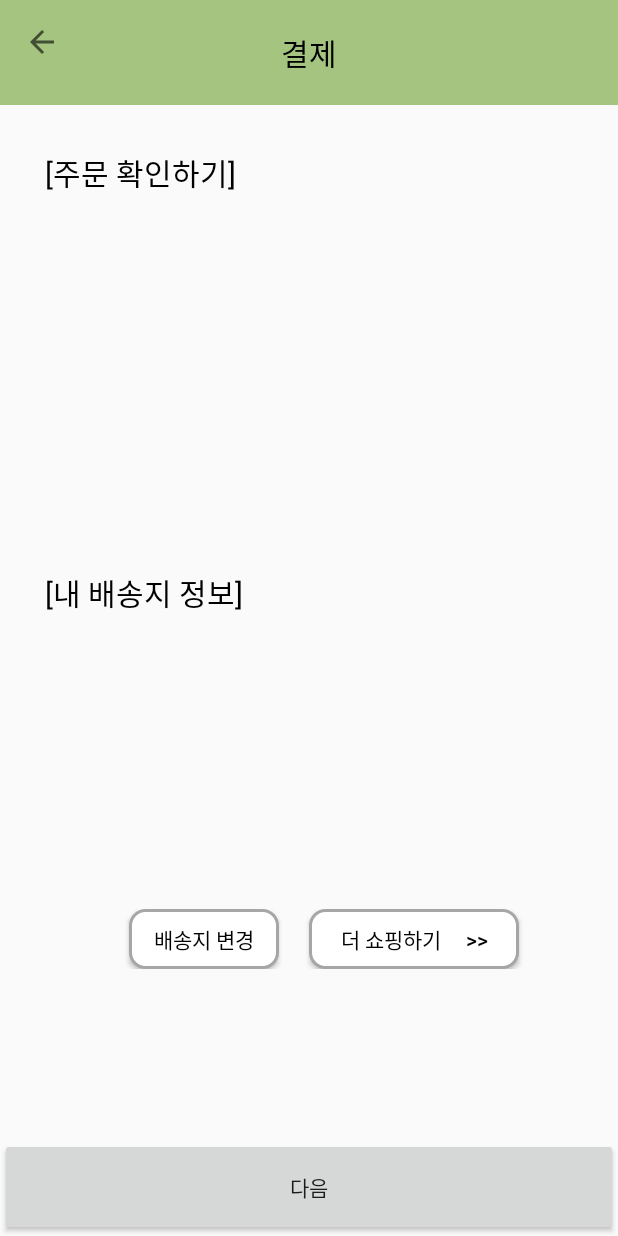
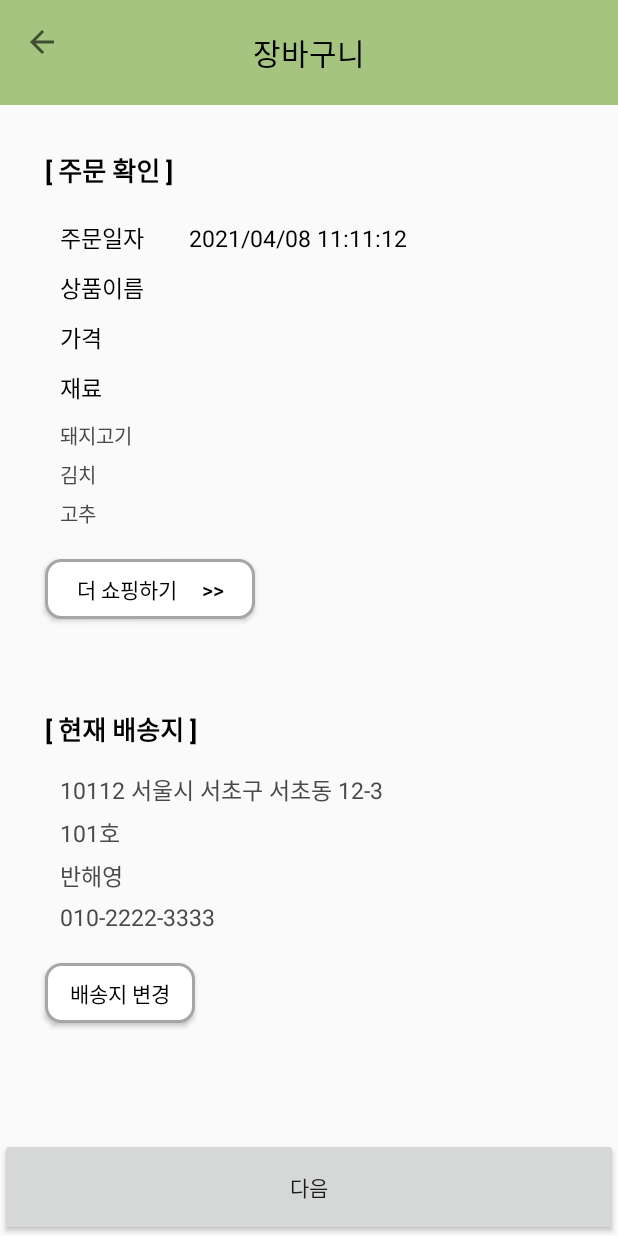
Before and after one commit to seungkloveit/Banhada, an Android app: the Payment screen opened directly, with no data from a screen before it, on a phone screen of 412 x 824 dp. Run offline under Robolectric (Android 15) with nearby library versions, the phone set to English and light mode, and no system bars; 2 statements that could not run were skipped.

Commit message:
소비자앱 레이아웃 수정_최종(2)

```diff
--- a/Banhada/app/src/main/java/com/banhada/payment/Payment.java
+++ b/Banhada/app/src/main/java/com/banhada/payment/Payment.java
@@ -18,7 +18,7 @@ import com.example.banhada.R;
 
 public class Payment extends AppCompatActivity {
 
-    TextView textView2, textView8, textView10;
+    TextView textView2, textView8, textView10, basket_name2, basket_price2;
     Button payment_btn, moreshopping_btn, change_shipping;
 
     @Override
@@ -44,10 +44,15 @@ public class Payment extends AppCompatActivity {
         payment_btn = findViewById(R.id.payment_btn);
         moreshopping_btn = findViewById(R.id.moreshopping_btn);
         change_shipping = findViewById(R.id.change_shipping);
+        basket_name2 = findViewById(R.id.basket_name2);
+        basket_price2 = findViewById(R.id.basket_price2);
 
         //결제금액 받아오기
-        Bundle extras=getIntent().getExtras();
-        final String total_price=extras.getString("total_price");
+        Bundle extras = getIntent().getExtras();
+        final String total_price = extras.getString("total_price");
+        final String kit_name = extras.getString("kit_name");
+        basket_name2.setText(kit_name);
+        basket_price2.setText(total_price);
 
         payment_btn.setOnClickListener(new View.OnClickListener() {
             @Override
@@ -73,9 +78,6 @@ public class Payment extends AppCompatActivity {
         });
 
 
-
-
-
     }
 
     public boolean onOptionsItemSelected(MenuItem item) {
--- a/Banhada/app/src/main/java/com/banhada/product/Food.java
+++ b/Banhada/app/src/main/java/com/banhada/product/Food.java
@@ -188,6 +188,7 @@ public class Food extends AppCompatActivity {
             public void onClick(View view) {
                 Intent intent1=new Intent(getApplicationContext(), Payment.class);
                 intent1.putExtra("total_price", tv_price_total2.getText());//받은 값 Payment.java로 보냄
+                intent1.putExtra("kit_name", tv_kit_name_activity_food.getText());//상품이름 Payment.java로 보냄
                 startActivity(intent1);
                 Toast.makeText(getApplicationContext(), "상품을 장바구니에 담았습니다.", Toast.LENGTH_SHORT).show();
             }
--- a/Banhada/app/src/main/res/layout/activity_payment.xml
+++ b/Banhada/app/src/main/res/layout/activity_payment.xml
@@ -23,7 +23,7 @@
                 android:layout_width="wrap_content"
                 android:layout_height="wrap_content"
                 android:layout_gravity="center"
-                android:text="결제"
+                android:text="장바구니"
                 android:textColor="#000000"
                 android:textSize="20dp" />
         </androidx.appcompat.widget.Toolbar>
@@ -92,56 +92,208 @@
             android:layout_height="wrap_content"
             android:layout_marginLeft="30dp"
             android:layout_marginTop="30dp"
-            android:text="[주문 확인하기]"
+            android:text="[ 주문 확인 ]"
             android:textColor="#000000"
-            android:textSize="20dp"
-            tools:layout_editor_absoluteX="79dp"
-            tools:layout_editor_absoluteY="102dp" />
+            android:textSize="17dp"
+            android:textStyle="bold" />
 
-        <TableRow
-            android:id="@+id/tableRow"
-            android:layout_width="412dp"
-            android:layout_height="250dp"
-            tools:layout_editor_absoluteX="1dp"
-            tools:layout_editor_absoluteY="141dp" />
+        <LinearLayout
+            android:layout_width="wrap_content"
+            android:layout_height="wrap_content"
+            android:orientation="horizontal">
+
+            <TextView
+                android:id="@+id/basket_date1"
+                android:layout_width="wrap_content"
+                android:layout_height="wrap_content"
+                android:layout_marginLeft="40dp"
+                android:layout_marginTop="20dp"
+                android:text="주문일자"
+                android:textColor="#000000"
+                android:textSize="15dp" />
+
+            <TextView
+                android:id="@+id/basket_date2"
+                android:layout_width="wrap_content"
+                android:layout_height="wrap_content"
+                android:layout_marginLeft="30dp"
+                android:layout_marginTop="20dp"
+                android:text="2021/04/08 11:11:12"
+                android:textColor="#000000"
+                android:textSize="15dp" />
+        </LinearLayout>
+
+        <LinearLayout
+            android:layout_width="wrap_content"
+            android:layout_height="wrap_content"
+            android:orientation="horizontal">
+
+            <TextView
+                android:id="@+id/basket_name1"
+                android:layout_width="wrap_content"
+                android:layout_height="wrap_content"
+                android:layout_marginLeft="40dp"
+                android:layout_marginTop="10dp"
+                android:text="상품이름"
+                android:textColor="#000000"
+                android:textSize="15dp" />
+
+            <TextView
+                android:id="@+id/basket_name2"
+                android:layout_width="wrap_content"
+                android:layout_height="wrap_content"
+                android:layout_marginLeft="30dp"
+                android:layout_marginTop="10dp"
+                android:text="미역국"
+                android:textColor="#000000"
+                android:textSize="15dp" />
+        </LinearLayout>
+
+        <LinearLayout
+            android:layout_width="wrap_content"
+            android:layout_height="wrap_content"
+            android:orientation="horizontal">
+
+            <TextView
+                android:id="@+id/basket_price1"
+                android:layout_width="wrap_content"
+                android:layout_height="wrap_content"
+                android:layout_marginLeft="40dp"
+                android:layout_marginTop="10dp"
+                android:text="가격"
+                android:textColor="#000000"
+                android:textSize="15dp" />
+
+            <TextView
+                android:id="@+id/basket_price2"
+                android:layout_width="wrap_content"
+                android:layout_height="wrap_content"
+                android:layout_marginLeft="30dp"
+                android:layout_marginTop="10dp"
+                android:text="21000원"
+                android:textColor="#000000"
+                android:textSize="15dp" />
+        </LinearLayout>
+
+        <TextView
+            android:id="@+id/basket_material"
+            android:layout_width="wrap_content"
+            android:layout_height="wrap_content"
+            android:layout_marginLeft="40dp"
+            android:layout_marginTop="10dp"
+            android:text="재료"
+            android:textColor="#000000"
+            android:textSize="15dp" />
+        <TextView
+            android:id="@+id/basket_material1"
+            android:layout_width="wrap_content"
+            android:layout_height="wrap_content"
+            android:layout_marginLeft="40dp"
+            android:layout_marginTop="10dp"
+            android:text="돼지고기"
+            android:textColor="#4B4848"
+            android:textSize="13dp" />
+        <TextView
+            android:id="@+id/basket_material2"
+            android:layout_width="wrap_content"
+            android:layout_height="wrap_content"
+            android:layout_marginLeft="40dp"
+            android:layout_marginTop="5dp"
+            android:text="김치"
+            android:textColor="#4B4848"
+            android:textSize="13dp" />
+        <TextView
+            android:id="@+id/basket_material3"
+            android:layout_width="wrap_content"
+            android:layout_height="wrap_content"
+            android:layout_marginLeft="40dp"
+            android:layout_marginTop="5dp"
+            android:text="고추"
+            android:textColor="#4B4848"
+            android:textSize="13dp" />
+        <Button
+            android:id="@+id/moreshopping_btn"
+            android:layout_width="140dp"
+            android:layout_height="40dp"
+            android:layout_marginLeft="30dp"
+            android:layout_marginTop="20dp"
+            android:background="@drawable/button_style1"
+            android:text="더 쇼핑하기     >>"
+            android:textColor="#000000" />
+
+
+        <!--        <TableRow-->
+        <!--            android:id="@+id/tableRow"-->
+        <!--            android:layout_width="412dp"-->
+        <!--            android:layout_height="250dp"-->
+        <!--            tools:layout_editor_absoluteX="1dp"-->
+        <!--            tools:layout_editor_absoluteY="141dp" />-->
+
+
+
+        <!--        <TableRow-->
+        <!--            android:layout_width="match_parent"-->
+        <!--            android:layout_height="196dp" />-->
+
 
         <TextView
             android:id="@+id/textView10"
             android:layout_width="match_parent"
             android:layout_height="wrap_content"
             android:layout_marginLeft="30dp"
-            android:text="[내 배송지 정보]"
+            android:text="[ 현재 배송지 ]"
+            android:layout_marginTop="60dp"
             android:textColor="#000000"
-            android:textSize="20sp" />
-
-        <TableRow
-            android:layout_width="match_parent"
-            android:layout_height="196dp" />
-
-        <LinearLayout
-            android:layout_width="match_parent"
+            android:textStyle="bold"
+            android:textSize="17dp" />
+        <TextView
+            android:id="@+id/basket_shipping1"
+            android:layout_width="wrap_content"
             android:layout_height="wrap_content"
-            android:gravity="center"
-            android:orientation="horizontal">
-
+            android:layout_marginLeft="40dp"
+            android:layout_marginTop="15dp"
+            android:text="10112 서울시 서초구 서초동 12-3"
+            android:textColor="#4B4848"
+            android:textSize="15dp" />
+        <TextView
+            android:id="@+id/basket_shipping2"
+            android:layout_width="wrap_content"
+            android:layout_height="wrap_content"
+            android:layout_marginLeft="40dp"
+            android:layout_marginTop="5dp"
+            android:text="101호"
+            android:textColor="#4B4848"
+            android:textSize="15dp" />
+        <TextView
+            android:id="@+id/basket_shipping3"
+            android:layout_width="wrap_content"
+            android:layout_height="wrap_content"
+            android:layout_marginLeft="40dp"
+            android:layout_marginTop="5dp"
+            android:text="반해영"
+            android:textColor="#4B4848"
+            android:textSize="15dp" />
+        <TextView
+            android:id="@+id/basket_shipping4"
+            android:layout_width="wrap_content"
+            android:layout_height="wrap_content"
+            android:layout_marginLeft="40dp"
+            android:layout_marginTop="5dp"
+            android:text="010-2222-3333"
+            android:textColor="#4B4848"
+            android:textSize="15dp" />
         <Button
             android:id="@+id/change_shipping"
             android:layout_width="100dp"
             android:layout_height="40dp"
-                android:layout_marginLeft="20dp"
+            android:layout_marginLeft="30dp"
+            android:layout_marginTop="20dp"
             android:background="@drawable/button_style1"
             android:text="배송지 변경"
             android:textColor="#000000" />
 
-            <Button
-                android:id="@+id/moreshopping_btn"
-                android:layout_width="140dp"
-                android:layout_height="40dp"
-                android:layout_marginLeft="20dp"
-                android:background="@drawable/button_style1"
-                android:text="더 쇼핑하기     >>"
-                android:textColor="#000000" />
-        </LinearLayout>
+
+
     </LinearLayout>
 
     <Button
```
Lines whose indentation alone changed are shown as unchanged.
